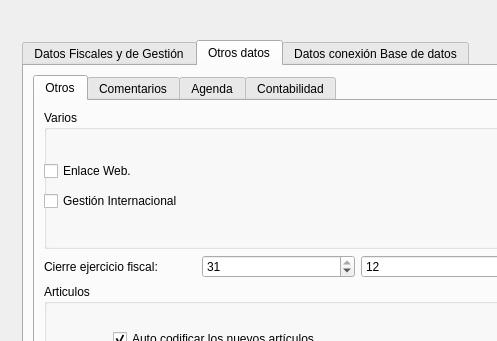
Before: the Qt Designer form ui/frmempresas.ui in MarcArtStudio3D/CreativeFlow, drawn with Qt 5; both pictures show x 0 to 497 and y 0 to 341 of the 1261 by 751 pixel window.
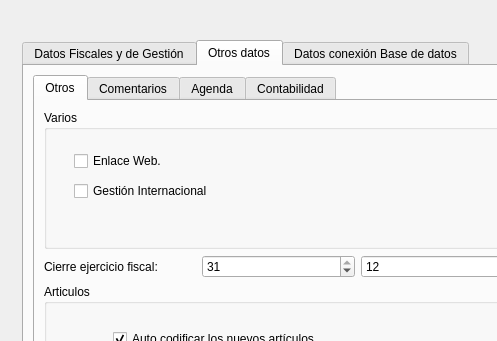
After: the same form once the commit is applied. The open tabs and pages were chosen to show the change. Icons and pictures are not drawn.

The edit to the form file:
```diff
--- a/ui/frmempresas.ui
+++ b/ui/frmempresas.ui
@@ -840,8 +840,8 @@
                  <widget class="QCheckBox" name="enlace_web">
                   <property name="geometry">
                    <rect>
-                    <x>0</x>
-                    <y>50</y>
+                    <x>30</x>
+                    <y>40</y>
                     <width>307</width>
                     <height>22</height>
                    </rect>
@@ -853,8 +853,8 @@
                  <widget class="QCheckBox" name="gestion_internacional">
                   <property name="geometry">
                    <rect>
-                    <x>0</x>
-                    <y>80</y>
+                    <x>30</x>
+                    <y>70</y>
                     <width>307</width>
                     <height>22</height>
                    </rect>
```
